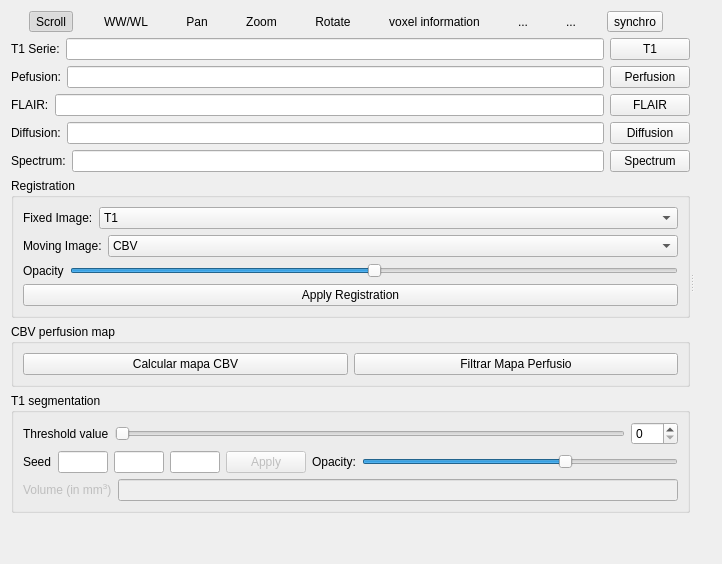
Old version of the form starviewer/src/extensions/playground/glialestimation/qglialestimationextensionbase.ui in the repository starviewer-medical/starviewer.
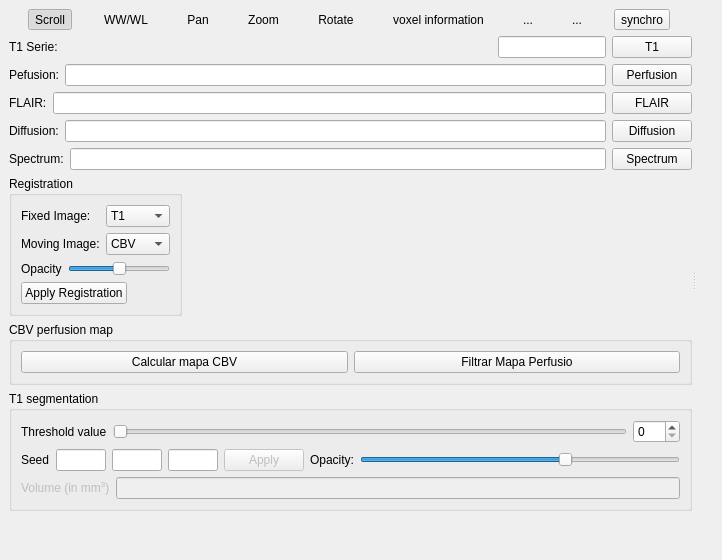
New version of the form. Icons and pictures are not drawn. Custom widgets are drawn as their Qt base class.

Commit message: BUG: Aquest fitxer ui estava en qt 4.3.

```diff
--- a/starviewer/src/extensions/playground/glialestimation/qglialestimationextensionbase.ui
+++ b/starviewer/src/extensions/playground/glialestimation/qglialestimationextensionbase.ui
@@ -6,13 +6,19 @@
     <x>0</x>
     <y>0</y>
     <width>722</width>
-    <height>524</height>
+    <height>525</height>
    </rect>
   </property>
   <property name="windowTitle" >
    <string>Form</string>
   </property>
   <layout class="QHBoxLayout" >
+   <property name="margin" >
+    <number>9</number>
+   </property>
+   <property name="spacing" >
+    <number>6</number>
+   </property>
    <item>
     <widget class="QSplitter" name="m_verticalSplitter" >
      <property name="orientation" >
@@ -20,7 +26,9 @@
      </property>
      <widget class="QSplitter" name="m_horizontalSplitter" >
       <property name="sizePolicy" >
-       <sizepolicy vsizetype="Fixed" hsizetype="Fixed" >
+       <sizepolicy>
+        <hsizetype>0</hsizetype>
+        <vsizetype>0</vsizetype>
         <horstretch>0</horstretch>
         <verstretch>0</verstretch>
        </sizepolicy>
@@ -298,7 +306,9 @@
           <item>
            <widget class="QLineEdit" name="m_T1LineEdit" >
             <property name="sizePolicy" >
-             <sizepolicy vsizetype="Fixed" hsizetype="Expanding" >
+             <sizepolicy>
+              <hsizetype>0</hsizetype>
+              <vsizetype>0</vsizetype>
               <horstretch>0</horstretch>
               <verstretch>0</verstretch>
              </sizepolicy>
@@ -308,7 +318,9 @@
           <item>
            <widget class="QPushButton" name="m_chooseT1PushButton" >
             <property name="sizePolicy" >
-             <sizepolicy vsizetype="Fixed" hsizetype="Fixed" >
+             <sizepolicy>
+              <hsizetype>0</hsizetype>
+              <vsizetype>0</vsizetype>
               <horstretch>0</horstretch>
               <verstretch>0</verstretch>
              </sizepolicy>
@@ -350,7 +362,9 @@
           <item>
            <widget class="QPushButton" name="m_choosePerfuPushButton" >
             <property name="sizePolicy" >
-             <sizepolicy vsizetype="Fixed" hsizetype="Fixed" >
+             <sizepolicy>
+              <hsizetype>0</hsizetype>
+              <vsizetype>0</vsizetype>
               <horstretch>0</horstretch>
               <verstretch>0</verstretch>
              </sizepolicy>
@@ -392,7 +406,9 @@
           <item>
            <widget class="QPushButton" name="m_chooseFLAIRPushButton" >
             <property name="sizePolicy" >
-             <sizepolicy vsizetype="Fixed" hsizetype="Fixed" >
+             <sizepolicy>
+              <hsizetype>0</hsizetype>
+              <vsizetype>0</vsizetype>
               <horstretch>0</horstretch>
               <verstretch>0</verstretch>
              </sizepolicy>
@@ -434,7 +450,9 @@
           <item>
            <widget class="QPushButton" name="m_chooseDifuPushButton" >
             <property name="sizePolicy" >
-             <sizepolicy vsizetype="Fixed" hsizetype="Fixed" >
+             <sizepolicy>
+              <hsizetype>0</hsizetype>
+              <vsizetype>0</vsizetype>
               <horstretch>0</horstretch>
               <verstretch>0</verstretch>
              </sizepolicy>
@@ -476,7 +494,9 @@
           <item>
            <widget class="QPushButton" name="m_chooseSpectrumPushButton" >
             <property name="sizePolicy" >
-             <sizepolicy vsizetype="Fixed" hsizetype="Fixed" >
+             <sizepolicy>
+              <hsizetype>0</hsizetype>
+              <vsizetype>0</vsizetype>
               <horstretch>0</horstretch>
               <verstretch>0</verstretch>
              </sizepolicy>
@@ -491,7 +511,9 @@
         <item>
          <widget class="QGroupBox" name="m_registrationGroupBox" >
           <property name="sizePolicy" >
-           <sizepolicy vsizetype="Preferred" hsizetype="Preferred" >
+           <sizepolicy>
+            <hsizetype>0</hsizetype>
+            <vsizetype>0</vsizetype>
             <horstretch>0</horstretch>
             <verstretch>0</verstretch>
            </sizepolicy>
@@ -500,10 +522,28 @@
            <string>Registration</string>
           </property>
           <layout class="QVBoxLayout" >
+           <property name="margin" >
+            <number>9</number>
+           </property>
+           <property name="spacing" >
+            <number>6</number>
+           </property>
            <item>
             <layout class="QVBoxLayout" >
+             <property name="margin" >
+              <number>0</number>
+             </property>
+             <property name="spacing" >
+              <number>6</number>
+             </property>
              <item>
               <layout class="QHBoxLayout" >
+               <property name="margin" >
+                <number>0</number>
+               </property>
+               <property name="spacing" >
+                <number>6</number>
+               </property>
                <item>
                 <widget class="QLabel" name="m_fixedImageLabel" >
                  <property name="text" >
@@ -514,7 +554,9 @@
                <item>
                 <widget class="QComboBox" name="m_fixedImageComboBox" >
                  <property name="sizePolicy" >
-                  <sizepolicy vsizetype="Fixed" hsizetype="Expanding" >
+                  <sizepolicy>
+                   <hsizetype>0</hsizetype>
+                   <vsizetype>0</vsizetype>
                    <horstretch>0</horstretch>
                    <verstretch>0</verstretch>
                   </sizepolicy>
@@ -545,6 +587,12 @@
              </item>
              <item>
               <layout class="QHBoxLayout" >
+               <property name="margin" >
+                <number>0</number>
+               </property>
+               <property name="spacing" >
+                <number>6</number>
+               </property>
                <item>
                 <widget class="QLabel" name="m_movingImagelabel" >
                  <property name="text" >
@@ -555,7 +603,9 @@
                <item>
                 <widget class="QComboBox" name="m_movingImageComboBox" >
                  <property name="sizePolicy" >
-                  <sizepolicy vsizetype="Fixed" hsizetype="Expanding" >
+                  <sizepolicy>
+                   <hsizetype>0</hsizetype>
+                   <vsizetype>0</vsizetype>
                    <horstretch>0</horstretch>
                    <verstretch>0</verstretch>
                   </sizepolicy>
@@ -589,6 +639,12 @@
              </item>
              <item>
               <layout class="QHBoxLayout" >
+               <property name="margin" >
+                <number>0</number>
+               </property>
+               <property name="spacing" >
+                <number>6</number>
+               </property>
                <item>
                 <widget class="QLabel" name="m_opacitiyLabel" >
                  <property name="text" >
@@ -614,7 +670,9 @@
              <item>
               <widget class="QPushButton" name="m_registrationPushButton" >
                <property name="sizePolicy" >
-                <sizepolicy vsizetype="Preferred" hsizetype="Minimum" >
+                <sizepolicy>
+                 <hsizetype>0</hsizetype>
+                 <vsizetype>0</vsizetype>
                  <horstretch>0</horstretch>
                  <verstretch>0</verstretch>
                 </sizepolicy>
@@ -635,8 +693,20 @@
            <string>CBV perfusion map</string>
           </property>
           <layout class="QVBoxLayout" >
+           <property name="margin" >
+            <number>9</number>
+           </property>
+           <property name="spacing" >
+            <number>6</number>
+           </property>
            <item>
             <layout class="QHBoxLayout" >
+             <property name="margin" >
+              <number>0</number>
+             </property>
+             <property name="spacing" >
+              <number>6</number>
+             </property>
              <item>
               <widget class="QPushButton" name="m_computeCBVPushButton" >
                <property name="text" >
@@ -662,6 +732,12 @@
            <string>T1 segmentation</string>
           </property>
           <layout class="QVBoxLayout" >
+           <property name="margin" >
+            <number>9</number>
+           </property>
+           <property name="spacing" >
+            <number>6</number>
+           </property>
            <item>
             <layout class="QHBoxLayout" >
              <property name="spacing" >
@@ -738,7 +814,9 @@
                 <bool>true</bool>
                </property>
                <property name="sizePolicy" >
-                <sizepolicy vsizetype="Fixed" hsizetype="Fixed" >
+                <sizepolicy>
+                 <hsizetype>0</hsizetype>
+                 <vsizetype>0</vsizetype>
                  <horstretch>0</horstretch>
                  <verstretch>0</verstretch>
                 </sizepolicy>
@@ -760,7 +838,9 @@
                 <bool>true</bool>
                </property>
                <property name="sizePolicy" >
-                <sizepolicy vsizetype="Fixed" hsizetype="Fixed" >
+                <sizepolicy>
+                 <hsizetype>0</hsizetype>
+                 <vsizetype>0</vsizetype>
                  <horstretch>0</horstretch>
                  <verstretch>0</verstretch>
                 </sizepolicy>
@@ -782,7 +862,9 @@
                 <bool>true</bool>
                </property>
                <property name="sizePolicy" >
-                <sizepolicy vsizetype="Fixed" hsizetype="Fixed" >
+                <sizepolicy>
+                 <hsizetype>0</hsizetype>
+                 <vsizetype>0</vsizetype>
                  <horstretch>0</horstretch>
                  <verstretch>0</verstretch>
                 </sizepolicy>
@@ -910,10 +992,18 @@
        </property>
        <item>
         <layout class="QHBoxLayout" >
+         <property name="margin" >
+          <number>0</number>
+         </property>
+         <property name="spacing" >
+          <number>6</number>
+         </property>
          <item>
           <widget class="udg::Q2DViewer" native="1" name="m_2DView_1" >
            <property name="sizePolicy" >
-            <sizepolicy vsizetype="Fixed" hsizetype="Fixed" >
+            <sizepolicy>
+             <hsizetype>0</hsizetype>
+             <vsizetype>0</vsizetype>
              <horstretch>0</horstretch>
              <verstretch>0</verstretch>
             </sizepolicy>
@@ -929,7 +1019,9 @@
          <item>
           <widget class="udg::Q2DViewer" native="1" name="m_2DView_2" >
            <property name="sizePolicy" >
-            <sizepolicy vsizetype="Fixed" hsizetype="Fixed" >
+            <sizepolicy>
+             <hsizetype>0</hsizetype>
+             <vsizetype>0</vsizetype>
              <horstretch>0</horstretch>
              <verstretch>0</verstretch>
             </sizepolicy>
@@ -945,7 +1037,9 @@
          <item>
           <widget class="udg::Q2DViewer" native="1" name="m_2DView_3" >
            <property name="sizePolicy" >
-            <sizepolicy vsizetype="Fixed" hsizetype="Fixed" >
+            <sizepolicy>
+             <hsizetype>0</hsizetype>
+             <vsizetype>0</vsizetype>
              <horstretch>0</horstretch>
              <verstretch>0</verstretch>
             </sizepolicy>
@@ -962,10 +1056,18 @@
        </item>
        <item>
         <layout class="QHBoxLayout" >
+         <property name="margin" >
+          <number>0</number>
+         </property>
+         <property name="spacing" >
+          <number>6</number>
+         </property>
          <item>
           <widget class="udg::Q2DViewer" native="1" name="m_2DView_4" >
            <property name="sizePolicy" >
-            <sizepolicy vsizetype="Fixed" hsizetype="Fixed" >
+            <sizepolicy>
+             <hsizetype>0</hsizetype>
+             <vsizetype>0</vsizetype>
              <horstretch>0</horstretch>
              <verstretch>0</verstretch>
             </sizepolicy>
@@ -981,7 +1083,9 @@
          <item>
           <widget class="udg::Q2DViewer" native="1" name="m_2DView_5" >
            <property name="sizePolicy" >
-            <sizepolicy vsizetype="Fixed" hsizetype="Fixed" >
+            <sizepolicy>
+             <hsizetype>0</hsizetype>
+             <vsizetype>0</vsizetype>
              <horstretch>0</horstretch>
              <verstretch>0</verstretch>
             </sizepolicy>
@@ -997,7 +1101,9 @@
          <item>
           <widget class="udg::Q2DViewer" native="1" name="m_2DView_6" >
            <property name="sizePolicy" >
-            <sizepolicy vsizetype="Fixed" hsizetype="Fixed" >
+            <sizepolicy>
+             <hsizetype>0</hsizetype>
+             <vsizetype>0</vsizetype>
              <horstretch>0</horstretch>
              <verstretch>0</verstretch>
             </sizepolicy>
```
Left out of the diff: 165 changed lines with no effect on the pictures.
